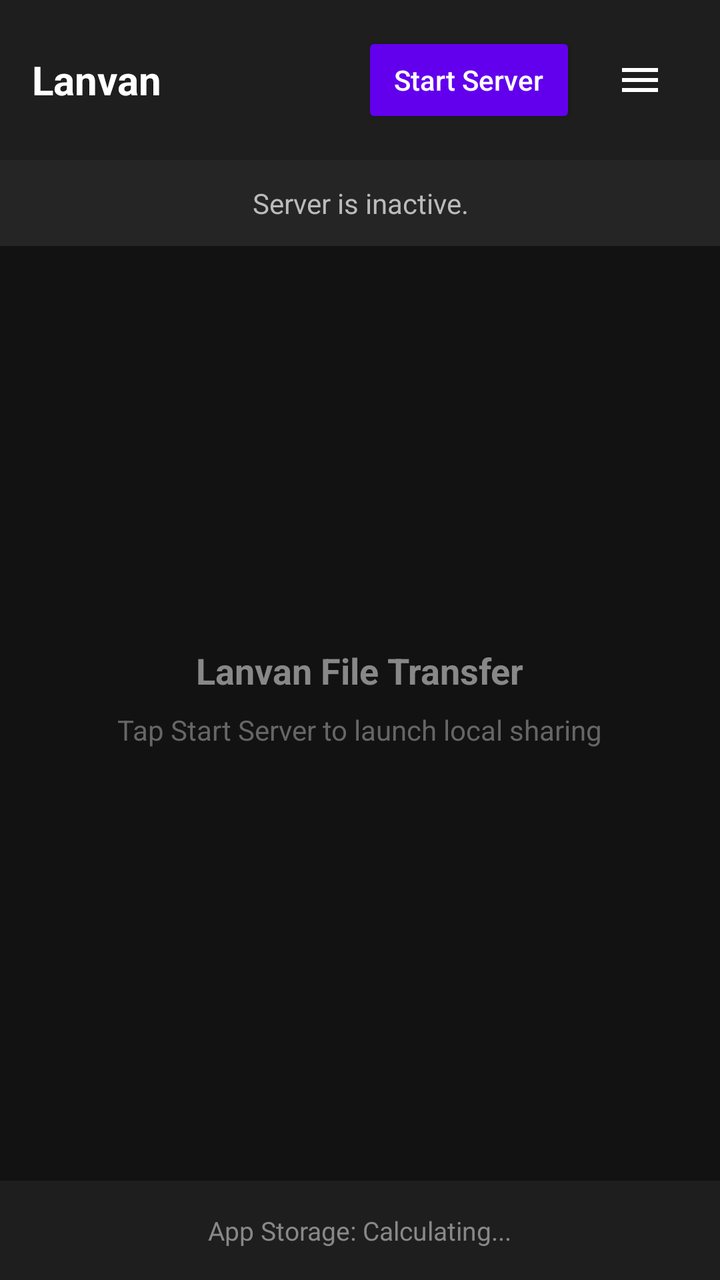
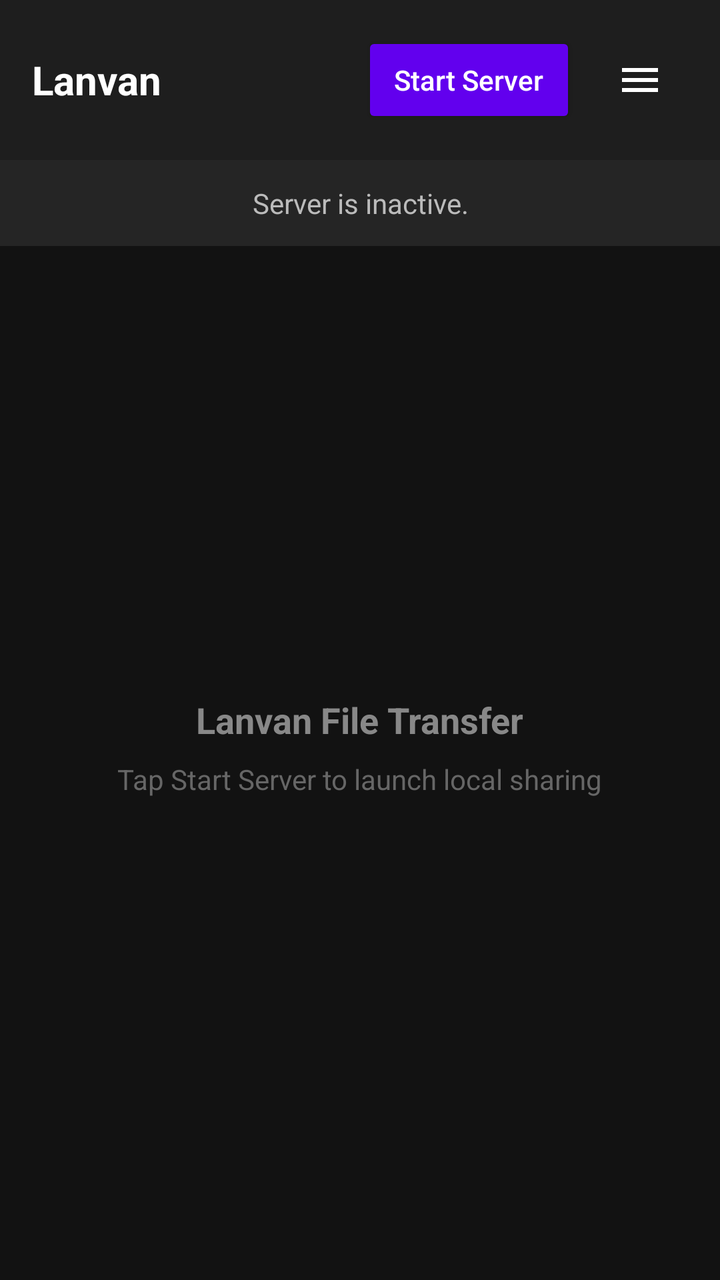

Screens rendered from an Android XML layout before and after an edit, with the pre-edit source and the edit as a unified diff.
<!-- AndroidManifest.xml: application theme Theme.AppCompat.NoActionBar -->
<!-- res/layout/activity_main.xml -->
<?xml version="1.0" encoding="utf-8"?>
<LinearLayout xmlns:android="http://schemas.android.com/apk/res/android"
    android:layout_width="match_parent"
    android:layout_height="match_parent"
    android:orientation="vertical"
    android:background="#121212"
    android:fitsSystemWindows="true">

    
    <LinearLayout
        android:id="@+id/header_bar"
        android:layout_width="match_parent"
        android:layout_height="wrap_content"
        android:orientation="horizontal"
        android:padding="16dp"
        android:background="#1E1E1E"
        android:gravity="center_vertical">

        <TextView
            android:id="@+id/app_title"
            android:layout_width="0dp"
            android:layout_height="wrap_content"
            android:layout_weight="1"
            android:text="Lanvan"
            android:textColor="#FFFFFF"
            android:textSize="20sp"
            android:textStyle="bold" />

        <Button
            android:id="@+id/btn_toggle"
            android:layout_width="wrap_content"
            android:layout_height="wrap_content"
            android:text="Start Server"
            android:textAllCaps="false"
            android:textColor="#FFFFFF"
            android:backgroundTint="#6200EE"
            android:paddingStart="16dp"
            android:paddingEnd="16dp" />

        <ImageButton
            android:id="@+id/btn_settings"
            android:layout_width="48dp"
            android:layout_height="48dp"
            android:background="?attr/selectableItemBackgroundBorderless"
            android:src="@drawable/ic_hamburger"
            android:contentDescription="Settings Menu"
            android:tint="#FFFFFF"
            android:layout_marginStart="8dp" />
    </LinearLayout>

    
    <TextView
        android:id="@+id/txt_status"
        android:layout_width="match_parent"
        android:layout_height="wrap_content"
        android:text="Server is inactive."
        android:textColor="#BBBBBB"
        android:textSize="14sp"
        android:padding="12dp"
        android:gravity="center"
        android:background="#252525" />

    
    <LinearLayout
        android:id="@+id/qr_container"
        android:layout_width="match_parent"
        android:layout_height="0dp"
        android:layout_weight="1"
        android:orientation="vertical"
        android:gravity="center"
        android:padding="24dp"
        android:visibility="gone">

        <TextView
            android:layout_width="wrap_content"
            android:layout_height="wrap_content"
            android:text="Scan to connect from another device:"
            android:textColor="#BBBBBB"
            android:textSize="14sp"
            android:layout_marginBottom="16dp" />

        
        <ImageView
            android:id="@+id/img_qrcode"
            android:layout_width="220dp"
            android:layout_height="220dp"
            android:layout_marginBottom="24dp"
            android:background="#FFFFFF"
            android:padding="8dp"
            android:clickable="true"
            android:focusable="true"
            android:contentDescription="QR Code to connect to server" />

        <TextView
            android:layout_width="wrap_content"
            android:layout_height="wrap_content"
            android:text="Or click to open in your browser:"
            android:textColor="#BBBBBB"
            android:textSize="14sp"
            android:layout_marginBottom="12dp" />

        
        <TextView
            android:id="@+id/txt_ip_link"
            android:layout_width="wrap_content"
            android:layout_height="wrap_content"
            android:text="http://localhost:5000"
            android:textColor="#3078FF"
            android:textSize="18sp"
            android:textStyle="bold"
            android:layout_marginBottom="12dp"
            android:clickable="true"
            android:focusable="true" />

        
        <TextView
            android:id="@+id/txt_mdns_link"
            android:layout_width="wrap_content"
            android:layout_height="wrap_content"
            android:text="http://lanvan.local:5000"
            android:textColor="#3078FF"
            android:textSize="16sp"
            android:layout_marginBottom="16dp"
            android:clickable="true"
            android:focusable="true"
            android:visibility="gone" />

    </LinearLayout>

    
    <LinearLayout
        android:id="@+id/inactive_container"
        android:layout_width="match_parent"
        android:layout_height="0dp"
        android:layout_weight="1"
        android:orientation="vertical"
        android:gravity="center"
        android:padding="24dp">

        <TextView
            android:layout_width="wrap_content"
            android:layout_height="wrap_content"
            android:text="Lanvan File Transfer"
            android:textColor="#888888"
            android:textSize="18sp"
            android:textStyle="bold"
            android:layout_marginBottom="8dp" />

        <TextView
            android:layout_width="wrap_content"
            android:layout_height="wrap_content"
            android:text="Tap Start Server to launch local sharing"
            android:textColor="#666666"
            android:textSize="14sp"
            android:layout_marginBottom="16dp" />
    </LinearLayout>

    
    <LinearLayout
        android:layout_width="match_parent"
        android:layout_height="wrap_content"
        android:orientation="vertical"
        android:padding="16dp"
        android:gravity="center"
        android:background="#1E1E1E">

        <TextView
            android:id="@+id/txt_storage_usage"
            android:layout_width="wrap_content"
            android:layout_height="wrap_content"
            android:layout_gravity="center"
            android:text="App Storage: Calculating..."
            android:textColor="#888888"
            android:textSize="13sp" />
            
    </LinearLayout>

</LinearLayout>
<!-- resources referenced by this layout -->
<resources>
  <!-- drawable ic_hamburger (drawable) -->
  <vector xmlns:android="http://schemas.android.com/apk/res/android"
      android:width="24dp"
      android:height="24dp"
      android:viewportWidth="24"
      android:viewportHeight="24">
    <path
        android:fillColor="#FFFFFFFF"
        android:pathData="M3,6h18v2H3V6zm0,5h18v2H3v-2zm0,5h18v2H3v-2z"/>
  </vector>
</resources>

<!-- the commit's change to res/layout/activity_main.xml (unified diff, before → after) -->
@@ -162,6 +162,7 @@
         android:orientation="vertical"
         android:padding="16dp"
         android:gravity="center"
+        android:visibility="gone"
         android:background="#1E1E1E">
 
         <TextView
